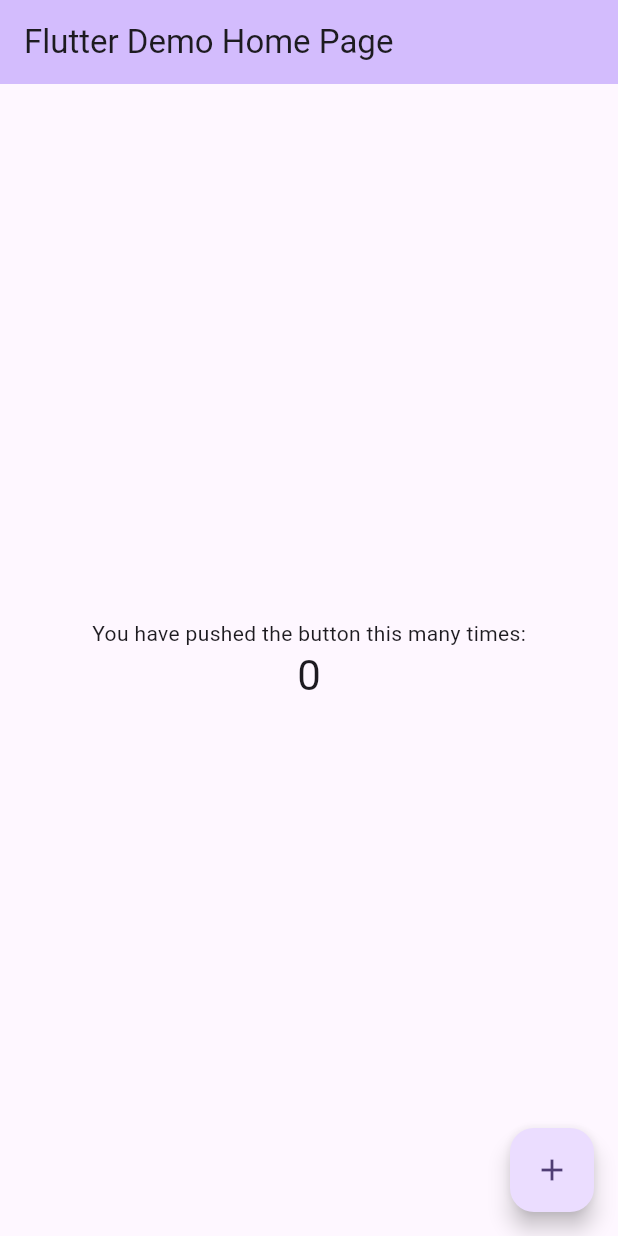
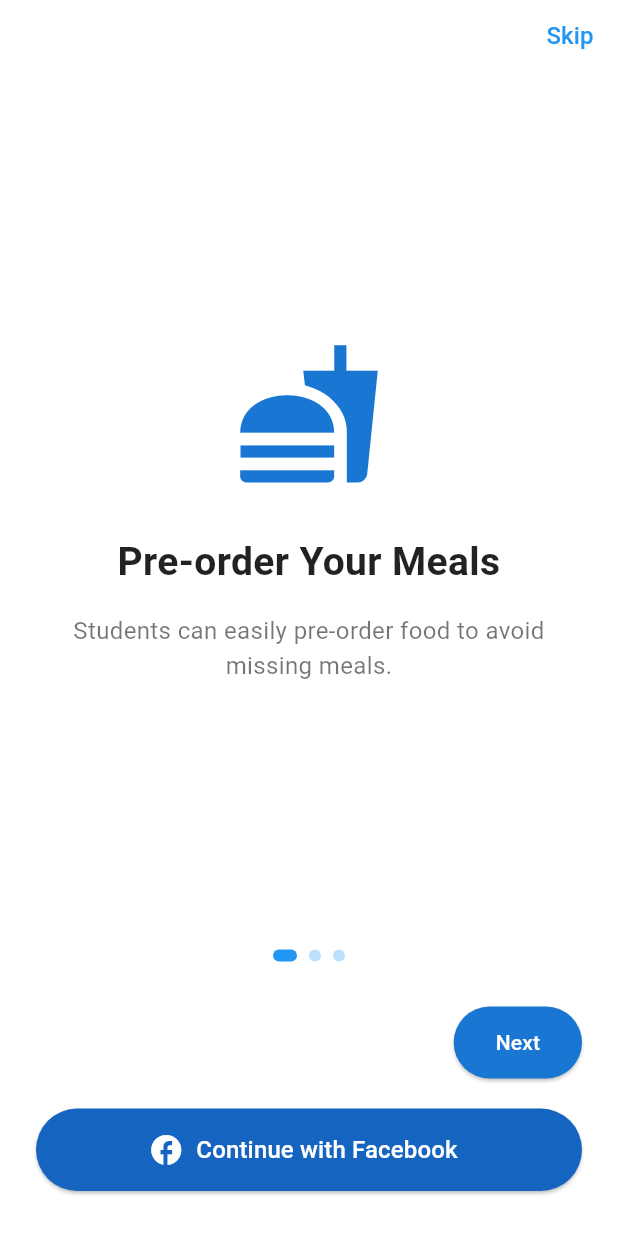
Before and after one commit to dennismutuku2005/tuk_meal, a Flutter app: the screen it shows after launch, on a phone screen of 412 x 824 dp. Run offline on Flutter 3.47's test engine with Material 3 defaults, Android fonts, the phone set to English and light mode, and no system bars.

Commit message:
onbording page

```diff
--- a/lib/main.dart
+++ b/lib/main.dart
@@ -1,4 +1,6 @@
 import 'package:flutter/material.dart';
+import 'package:tuk_meal/screens/onboarding/OnboardingPage.dart';
+
 
 void main() {
   runApp(const MyApp());
@@ -7,116 +9,17 @@ void main() {
 class MyApp extends StatelessWidget {
   const MyApp({super.key});
 
-  // This widget is the root of your application.
   @override
   Widget build(BuildContext context) {
     return MaterialApp(
-      title: 'Flutter Demo',
+      debugShowCheckedModeBanner: false, // removes the debug banner
+      title: 'TUK eMeal',
       theme: ThemeData(
-        // This is the theme of your application.
-        //
-        // TRY THIS: Try running your application with "flutter run". You'll see
-        // the application has a purple toolbar. Then, without quitting the app,
-        // try changing the seedColor in the colorScheme below to Colors.green
-        // and then invoke "hot reload" (save your changes or press the "hot
-        // reload" button in a Flutter-supported IDE, or press "r" if you used
-        // the command line to start the app).
-        //
-        // Notice that the counter didn't reset back to zero; the application
-        // state is not lost during the reload. To reset the state, use hot
-        // restart instead.
-        //
-        // This works for code too, not just values: Most code changes can be
-        // tested with just a hot reload.
-        colorScheme: ColorScheme.fromSeed(seedColor: Colors.deepPurple),
+        colorScheme: ColorScheme.fromSeed(seedColor: Colors.blue),
+        useMaterial3: true,
+        fontFamily: "Roboto",
       ),
-      home: const MyHomePage(title: 'Flutter Demo Home Page'),
+      home: const OnboardingPage(),
     );
   }
 }
-
-class MyHomePage extends StatefulWidget {
-  const MyHomePage({super.key, required this.title});
-
-  // This widget is the home page of your application. It is stateful, meaning
-  // that it has a State object (defined below) that contains fields that affect
-  // how it looks.
-
-  // This class is the configuration for the state. It holds the values (in this
-  // case the title) provided by the parent (in this case the App widget) and
-  // used by the build method of the State. Fields in a Widget subclass are
-  // always marked "final".
-
-  final String title;
-
-  @override
-  State<MyHomePage> createState() => _MyHomePageState();
-}
-
-class _MyHomePageState extends State<MyHomePage> {
-  int _counter = 0;
-
-  void _incrementCounter() {
-    setState(() {
-      // This call to setState tells the Flutter framework that something has
-      // changed in this State, which causes it to rerun the build method below
-      // so that the display can reflect the updated values. If we changed
-      // _counter without calling setState(), then the build method would not be
-      // called again, and so nothing would appear to happen.
-      _counter++;
-    });
-  }
-
-  @override
-  Widget build(BuildContext context) {
-    // This method is rerun every time setState is called, for instance as done
-    // by the _incrementCounter method above.
-    //
-    // The Flutter framework has been optimized to make rerunning build methods
-    // fast, so that you can just rebuild anything that needs updating rather
-    // than having to individually change instances of widgets.
-    return Scaffold(
-      appBar: AppBar(
-        // TRY THIS: Try changing the color here to a specific color (to
-        // Colors.amber, perhaps?) and trigger a hot reload to see the AppBar
-        // change color while the other colors stay the same.
-        backgroundColor: Theme.of(context).colorScheme.inversePrimary,
-        // Here we take the value from the MyHomePage object that was created by
-        // the App.build method, and use it to set our appbar title.
-        title: Text(widget.title),
-      ),
-      body: Center(
-        // Center is a layout widget. It takes a single child and positions it
-        // in the middle of the parent.
-        child: Column(
-          // Column is also a layout widget. It takes a list of children and
-          // arranges them vertically. By default, it sizes itself to fit its
-          // children horizontally, and tries to be as tall as its parent.
-          //
-          // Column has various properties to control how it sizes itself and
-          // how it positions its children. Here we use mainAxisAlignment to
-          // center the children vertically; the main axis here is the vertical
-          // axis because Columns are vertical (the cross axis would be
-          // horizontal).
-          //
-          // TRY THIS: Invoke "debug painting" (choose the "Toggle Debug Paint"
-          // action in the IDE, or press "p" in the console), to see the
-          // wireframe for each widget.
-          mainAxisAlignment: MainAxisAlignment.center,
-          children: <Widget>[
-            const Text('You have pushed the button this many times:'),
-            Text(
-              '$_counter',
-              style: Theme.of(context).textTheme.headlineMedium,
-            ),
-          ],
-        ),
-      ),
-      floatingActionButton: FloatingActionButton(
-        onPressed: _incrementCounter,
-        tooltip: 'Increment',
-        child: const Icon(Icons.add),
-      ), // This trailing comma makes auto-formatting nicer for build methods.
-    );
-  }
-}
--- /dev/null
+++ b/lib/screens/onboarding/OnboardingPage.dart
@@ -0,0 +1,208 @@
+import 'package:flutter/material.dart';
+
+class OnboardingPage extends StatefulWidget {
+  const OnboardingPage({super.key});
+
+  @override
+  State<OnboardingPage> createState() => _OnboardingPageState();
+}
+
+class _OnboardingPageState extends State<OnboardingPage> {
+  final PageController _controller = PageController();
+  int _currentPage = 0;
+
+  final List<Map<String, String>> onboardingData = [
+    {
+      "title": "Pre-order Your Meals",
+      "subtitle": "Students can easily pre-order food to avoid missing meals.",
+    },
+    {
+      "title": "Never Miss a Meal",
+      "subtitle": "Save time and enjoy your favorite meals without the rush.",
+    },
+    {
+      "title": "Better Food Planning",
+      "subtitle": "TUK Canteen prepares well-balanced meals for everyone.",
+    },
+  ];
+
+  void _nextPage() {
+    if (_currentPage < onboardingData.length - 1) {
+      _controller.nextPage(
+        duration: const Duration(milliseconds: 300),
+        curve: Curves.easeInOut,
+      );
+    }
+  }
+
+  void _previousPage() {
+    if (_currentPage > 0) {
+      _controller.previousPage(
+        duration: const Duration(milliseconds: 300),
+        curve: Curves.easeInOut,
+      );
+    }
+  }
+
+  void _skip() {
+    _controller.jumpToPage(onboardingData.length - 1);
+  }
+
+  @override
+  Widget build(BuildContext context) {
+    final bool isLastPage = _currentPage == onboardingData.length - 1;
+
+    return Scaffold(
+      backgroundColor: Colors.white,
+      body: SafeArea(
+        child: Column(
+          children: [
+            // Skip button
+            Align(
+              alignment: Alignment.topRight,
+              child: TextButton(
+                onPressed: _skip,
+                child: const Text(
+                  "Skip",
+                  style: TextStyle(color: Colors.blue, fontSize: 16),
+                ),
+              ),
+            ),
+
+            // PageView
+            Expanded(
+              child: PageView.builder(
+                controller: _controller,
+                itemCount: onboardingData.length,
+                onPageChanged: (index) {
+                  setState(() => _currentPage = index);
+                },
+                itemBuilder: (context, index) {
+                  final data = onboardingData[index];
+                  return Padding(
+                    padding: const EdgeInsets.symmetric(horizontal: 24.0),
+                    child: Column(
+                      mainAxisAlignment: MainAxisAlignment.center,
+                      children: [
+                        Icon(
+                          Icons.fastfood,
+                          size: 100,
+                          color: Colors.blue.shade700,
+                        ),
+                        const SizedBox(height: 30),
+                        Text(
+                          data["title"]!,
+                          textAlign: TextAlign.center,
+                          style: const TextStyle(
+                            fontSize: 26,
+                            fontWeight: FontWeight.bold,
+                            color: Colors.black87,
+                          ),
+                        ),
+                        const SizedBox(height: 16),
+                        Text(
+                          data["subtitle"]!,
+                          textAlign: TextAlign.center,
+                          style: const TextStyle(
+                            fontSize: 16,
+                            color: Colors.black54,
+                          ),
+                        ),
+                      ],
+                    ),
+                  );
+                },
+              ),
+            ),
+
+            // Page indicators
+            Row(
+              mainAxisAlignment: MainAxisAlignment.center,
+              children: List.generate(
+                onboardingData.length,
+                (index) => Container(
+                  margin: const EdgeInsets.symmetric(horizontal: 4),
+                  width: _currentPage == index ? 16 : 8,
+                  height: 8,
+                  decoration: BoxDecoration(
+                    color: _currentPage == index
+                        ? Colors.blue
+                        : Colors.blue.withOpacity(0.3),
+                    borderRadius: BorderRadius.circular(12),
+                  ),
+                ),
+              ),
+            ),
+
+            const SizedBox(height: 30),
+
+            // Navigation Buttons
+            Padding(
+              padding: const EdgeInsets.symmetric(horizontal: 24.0),
+              child: Row(
+                children: [
+                  if (_currentPage > 0)
+                    ElevatedButton(
+                      onPressed: _previousPage,
+                      style: ElevatedButton.styleFrom(
+                        backgroundColor: Colors.grey.shade300,
+                        foregroundColor: Colors.black87,
+                        shape: RoundedRectangleBorder(
+                          borderRadius: BorderRadius.circular(30),
+                        ),
+                        padding: const EdgeInsets.symmetric(
+                            horizontal: 28, vertical: 14),
+                      ),
+                      child: const Text("Back"),
+                    ),
+                  const Spacer(),
+                  ElevatedButton(
+                    onPressed: _nextPage,
+                    style: ElevatedButton.styleFrom(
+                      backgroundColor:
+                          isLastPage ? Colors.green : Colors.blue.shade700,
+                      foregroundColor: Colors.white,
+                      shape: RoundedRectangleBorder(
+                        borderRadius: BorderRadius.circular(30),
+                      ),
+                      padding: const EdgeInsets.symmetric(
+                          horizontal: 28, vertical: 14),
+                    ),
+                    child: Text(isLastPage ? "Finish" : "Next"),
+                  ),
+                ],
+              ),
+            ),
+
+            const SizedBox(height: 20),
+
+            // Facebook button (wide)
+            Padding(
+              padding: const EdgeInsets.symmetric(horizontal: 24.0),
+              child: ElevatedButton.icon(
+                onPressed: () {
+                  // TODO: handle Facebook login
+                },
+                icon: const Icon(Icons.facebook, size: 24),
+                label: const Text(
+                  "Continue with Facebook",
+                  style: TextStyle(fontSize: 16),
+                ),
+                style: ElevatedButton.styleFrom(
+                  backgroundColor: Colors.blue.shade800,
+                  foregroundColor: Colors.white,
+                  minimumSize: const Size(double.infinity, 55),
+                  shape: RoundedRectangleBorder(
+                    borderRadius: BorderRadius.circular(40),
+                  ),
+                ),
+              ),
+            ),
+
+            const SizedBox(height: 30),
+          ],
+        ),
+      ),
+    );
+  }
+}
```
Also changed, not shown: assets/images/logo.png (added), package-lock.json (added).
